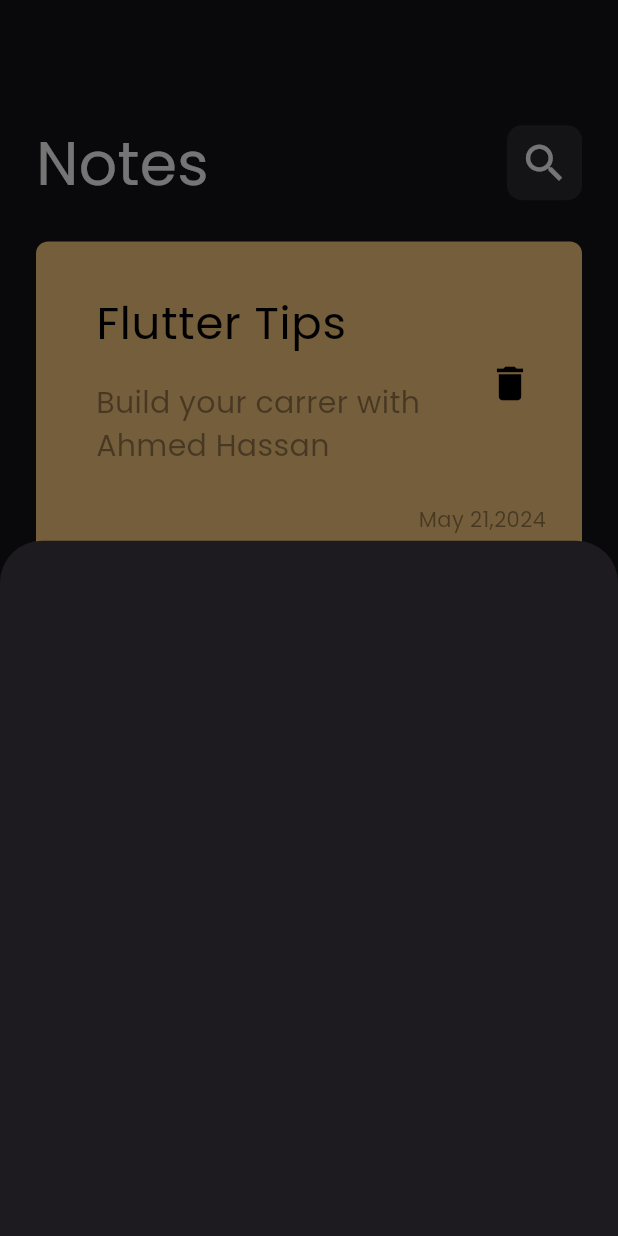
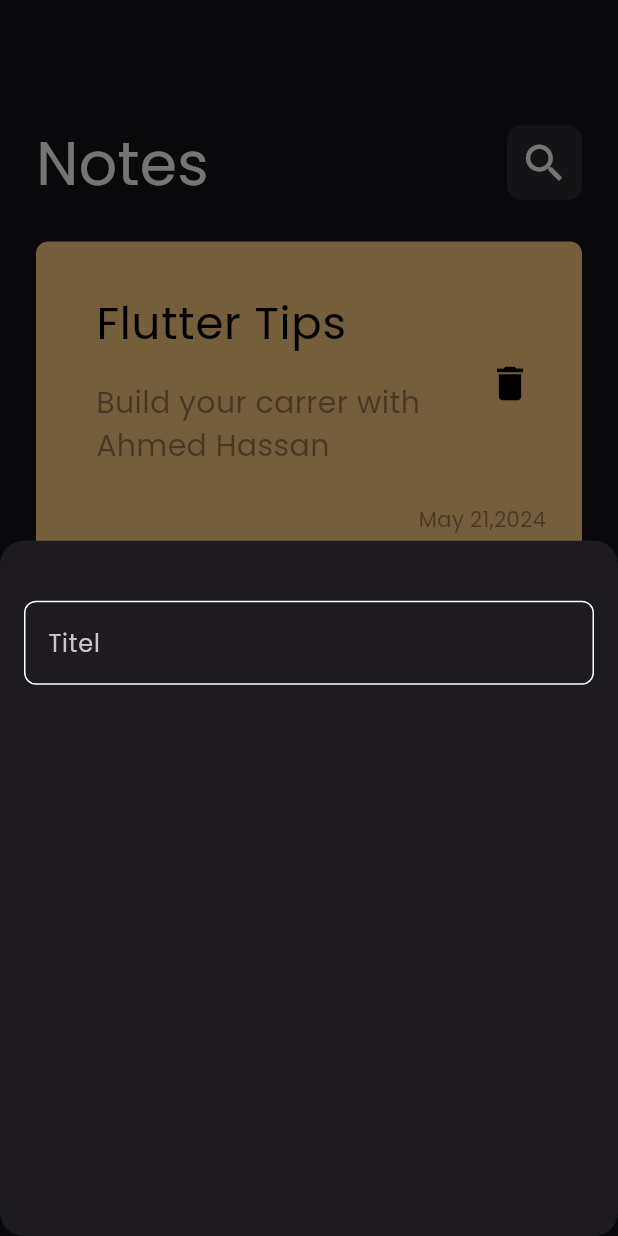
Before and after one commit to Ahmed22-Hassan/notes_app, a Flutter app: the screen it shows after launch, after a tap on the "add" icon, on a phone screen of 412 x 824 dp. Run offline on Flutter 3.47's test engine with Material 3 defaults, Android fonts, the phone set to English and light mode, and no system bars.

Commit message:
create custom text feild

```diff
--- /dev/null
+++ b/lib/constant.dart
@@ -0,0 +1,3 @@
+import 'package:flutter/material.dart';
+
+const kPrimaryColor = const Color(0xff62fcd7);
--- a/lib/views/notes_view.dart
+++ b/lib/views/notes_view.dart
@@ -1,4 +1,5 @@
 import 'package:flutter/material.dart';
+import 'package:notes_app/constant.dart';
 import 'package:notes_app/views/widgets/notes_mode_sheet.dart';
 import 'package:notes_app/views/widgets/notes_view_bar.dart';
 
@@ -9,11 +10,15 @@ class NotesView extends StatelessWidget {
   Widget build(BuildContext context) {
     return Scaffold(
       floatingActionButton: FloatingActionButton(
+        focusColor: kPrimaryColor,
         onPressed: () {
           showModalBottomSheet(
+            shape: RoundedRectangleBorder(
+              borderRadius: BorderRadius.circular(16),
+            ),
             context: context,
             builder: (context) {
-              return NotesModeSheet();
+              return const NotesModeSheet();
             },
           );
         },
--- /dev/null
+++ b/lib/views/widgets/custom_text_feild.dart
@@ -0,0 +1,26 @@
+import 'package:flutter/material.dart';
+import 'package:notes_app/constant.dart';
+
+class CustomTextFeild extends StatelessWidget {
+  const CustomTextFeild({super.key});
+
+  @override
+  Widget build(BuildContext context) {
+    return TextField(
+      cursorColor: kPrimaryColor,
+      decoration: InputDecoration(
+        hintText: 'Titel',
+        border: buildBorder(),
+        enabledBorder: buildBorder(),
+        focusedBorder: buildBorder(kPrimaryColor),
+      ),
+    );
+  }
+
+  OutlineInputBorder buildBorder([color]) {
+    return OutlineInputBorder(
+      borderRadius: BorderRadius.circular(8),
+      borderSide: BorderSide(color: color ?? Colors.white),
+    );
+  }
+}
--- a/lib/views/widgets/notes_mode_sheet.dart
+++ b/lib/views/widgets/notes_mode_sheet.dart
@@ -1,10 +1,23 @@
 import 'package:flutter/material.dart';
+import 'package:notes_app/views/widgets/custom_text_feild.dart';
 
 class NotesModeSheet extends StatelessWidget {
   const NotesModeSheet({super.key});
 
   @override
   Widget build(BuildContext context) {
-    return Container();
+    return Container(
+      child: Padding(
+        padding: const EdgeInsets.symmetric(horizontal: 16),
+        child: Column(
+          children: [
+            SizedBox(
+              height: 40,
+            ),
+            CustomTextFeild(),
+          ],
+        ),
+      ),
+    );
   }
 }
```
